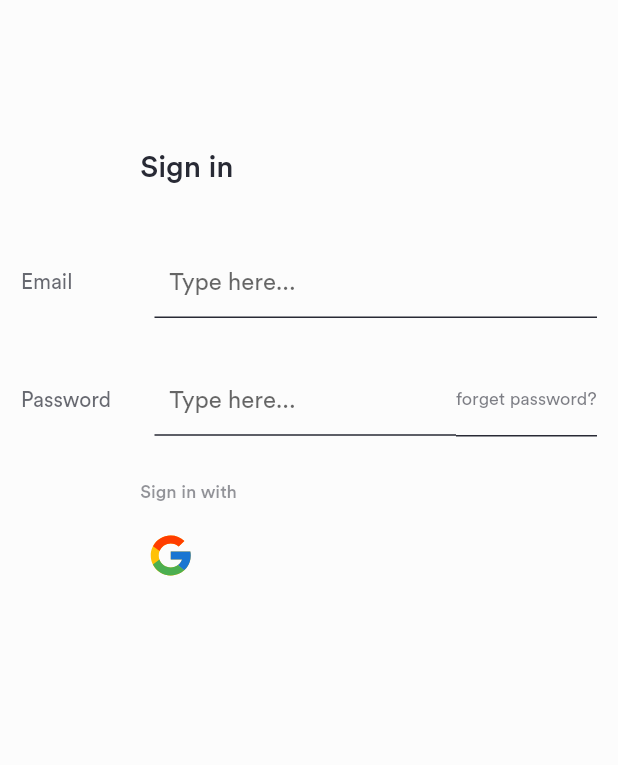
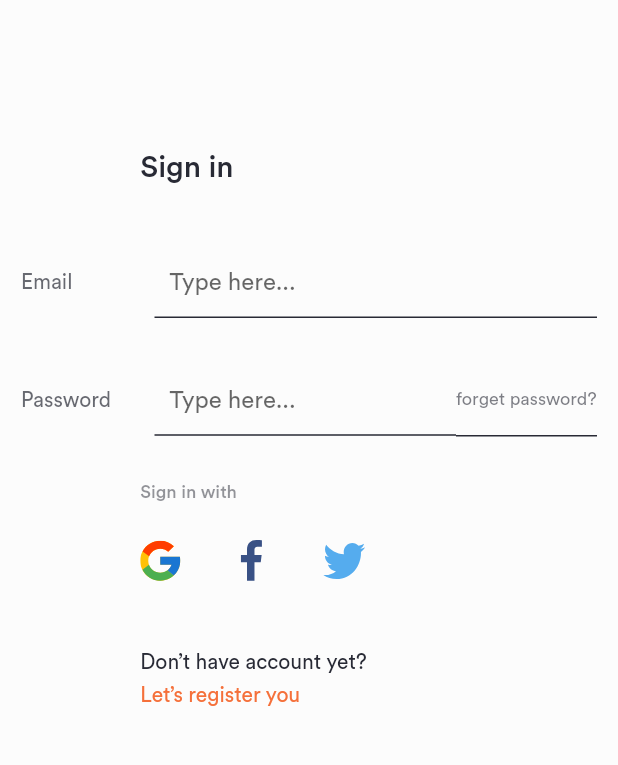
Before and after one commit to dshkal/habit, a Flutter app: the screen it shows after launch, on a phone screen of 412 x 824 dp, the part 264-1029 px from its top. Run offline on Flutter 3.47's test engine with Material 2 defaults, Android fonts, the phone set to English and light mode, and no system bars; our stand-ins replace bloc, equatable, firebase_auth, flutter_bloc, flutter_svg, google_sign_in and 1 more; accounts and stored records are empty; project files that could hold a hidden picture were left out.

Commit message:
done with login layout (TODO: prepare responsive layout)

```diff
--- a/lib/widgets/login_form.dart
+++ b/lib/widgets/login_form.dart
@@ -256,8 +256,9 @@ class _LoginFormState extends State<LoginForm> {
                               color: Theme.of(context).primaryColorDark.withOpacity(0.5),
                             ),
                           ),
-                          SizedBox(height: 15,),
+                          SizedBox(height: 25,),
                           Row(
+                            crossAxisAlignment: CrossAxisAlignment.center,
                             children: <Widget>[
                               Material(
                                 color: Colors.transparent,
@@ -265,8 +266,47 @@ class _LoginFormState extends State<LoginForm> {
                                   onTap: () {},
                                   child: SvgPicture.asset('assets/google.svg'),
                                 ),
-                              )
+                              ),
+                              SizedBox(width: 40,),
+                              Material(
+                                color: Colors.transparent,
+                                child: InkWell(
+                                  onTap: () {},
+                                  child: SvgPicture.asset('assets/facebook.svg'),
+                                ),
+                              ),
+                              SizedBox(width: 40,),
+                              Material(
+                                color: Colors.transparent,
+                                child: InkWell(
+                                  onTap: () {},
+                                  child: SvgPicture.asset('assets/twitter.svg'),
+                                ),
+                              ),
                             ],
+                          ),
+                          SizedBox(height: 45,),
+                          Text(
+                            'Don’t have account yet? ',
+                            style: TextStyle(
+                              color: Theme.of(context).primaryColorDark,
+                              fontSize: 14,
+                            ),
+                          ),
+                          SizedBox(height: 5,),
+                          Material(
+                            color: Colors.transparent,
+                            child: InkWell(
+                              onTap: () {},
+                              splashColor: Theme.of(context).primaryColor.withOpacity(0.1),
+                              child: Text(
+                                'Let’s register you',
+                                style: TextStyle(
+                                  color: Theme.of(context).primaryColor,
+                                  fontSize: 14,
+                                )
+                              ),
+                            ),
                           ),
                         ],
                       ),
```
Also changed, not shown: assets/facebook.svg (added), assets/google.svg, assets/twitter.svg (added).
